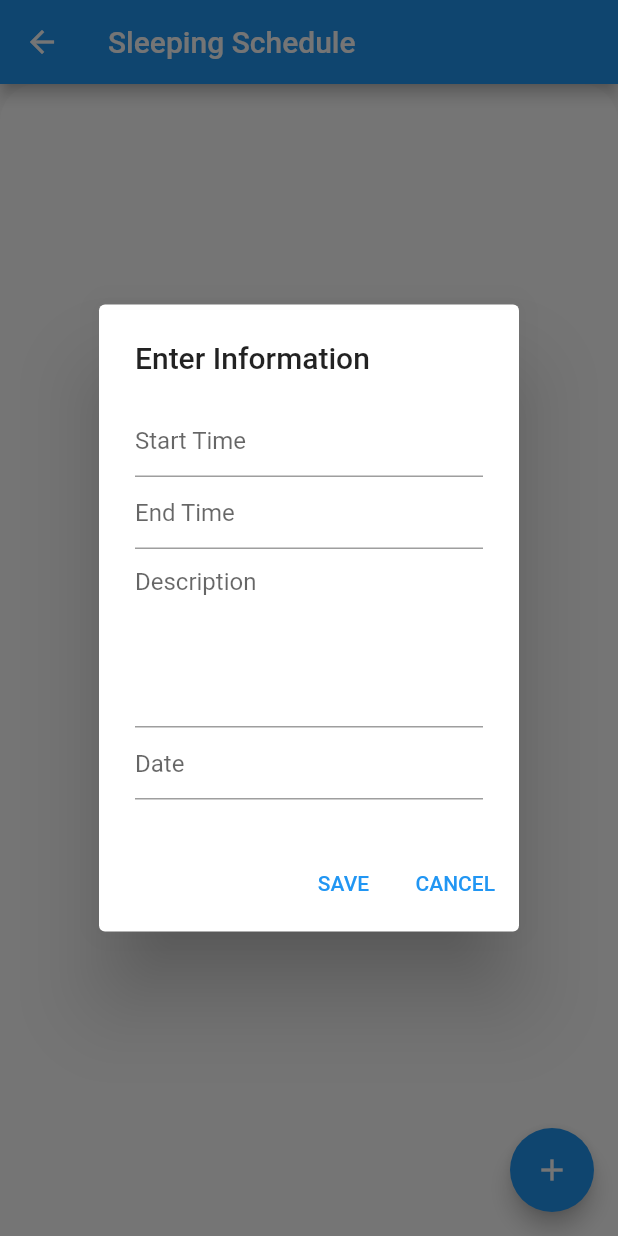
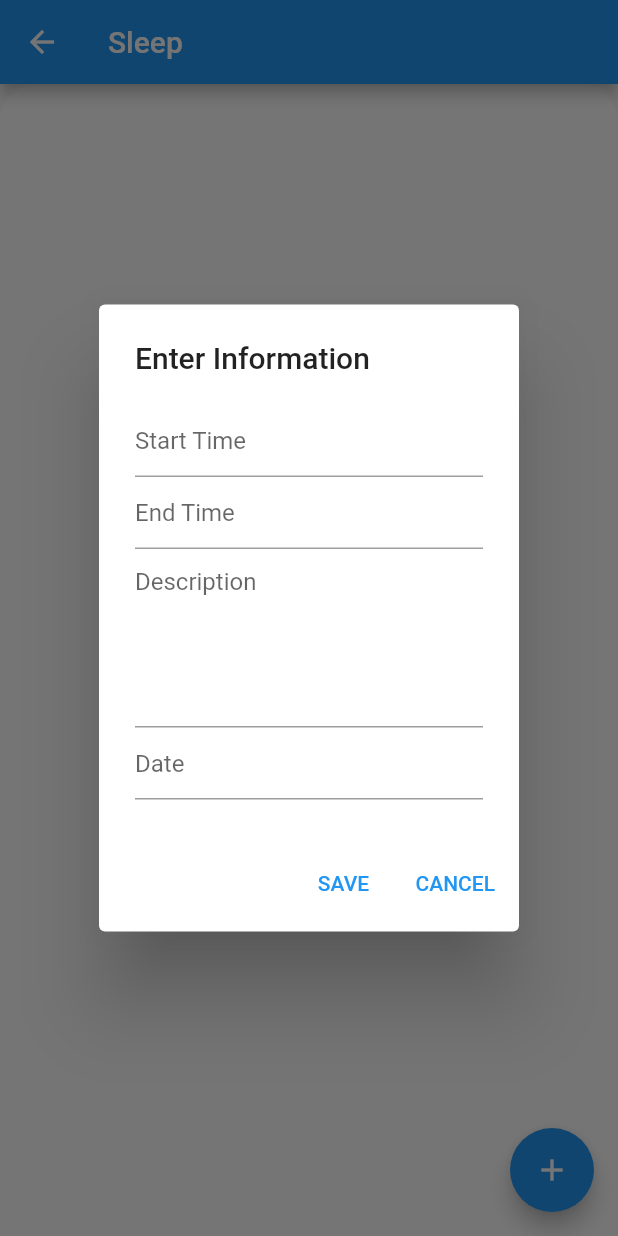
Before and after one commit to kwu6gsu/csc4360-group-project, a Flutter app: the SleepScreen screen opened directly, after a tap on the "add" icon, on a phone screen of 412 x 824 dp. Run offline on Flutter 3.47's test engine with Material 2 defaults, Android fonts, the light colour scheme and no system bars; our stand-ins replace cloud_firestore, firebase_auth, firebase_core, flutter_rating_bar, flutter_signin_button; accounts and stored records are empty.

Commit message:
fixed sleep screen bug

```diff
--- a/lib/sleep.dart
+++ b/lib/sleep.dart
@@ -19,7 +19,7 @@ class _SleepScreenState extends State<SleepScreen> {
   final CollectionReference sleepCollection = FirebaseFirestore.instance
       .collection('users')
       .doc(FirebaseAuth.instance.currentUser!.uid)
-      .collection('sleeping schedule');
+      .collection('sleep');
 
   Future<void> saveSleep() {
     return sleepCollection.add({
@@ -199,7 +199,7 @@ class _SleepScreenState extends State<SleepScreen> {
   Widget build(BuildContext context) {
     return Scaffold(
       appBar: AppBar(
-        title: Text("Sleeping Schedule"),
+        title: Text("Sleep"),
       ),
       body: Column(
         children: [
@@ -215,7 +215,7 @@ class _SleepScreenState extends State<SleepScreen> {
               stream: FirebaseFirestore.instance
                   .collection('users')
                   .doc(firebaseAuth.currentUser!.uid)
-                  .collection('sleeping schedule')
+                  .collection('sleep')
                   .orderBy('date')
                   .snapshots(),
               builder: (context, AsyncSnapshot<QuerySnapshot> snapshot) {
```
